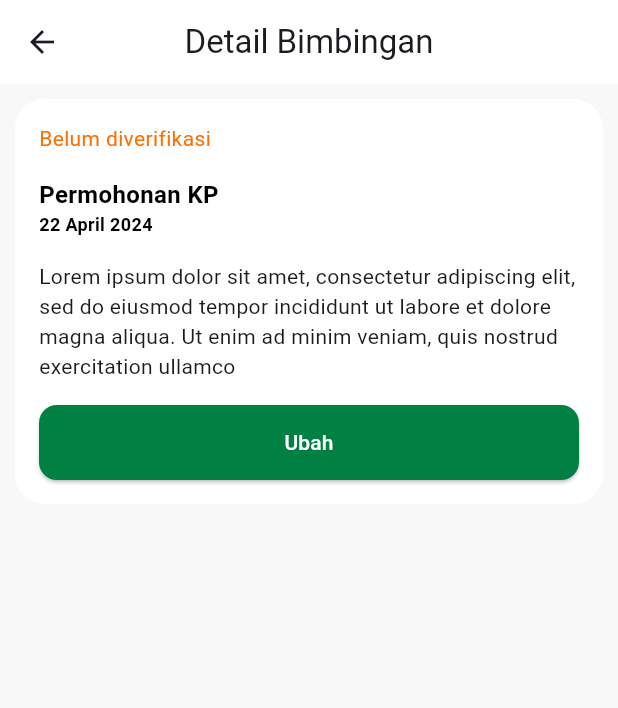
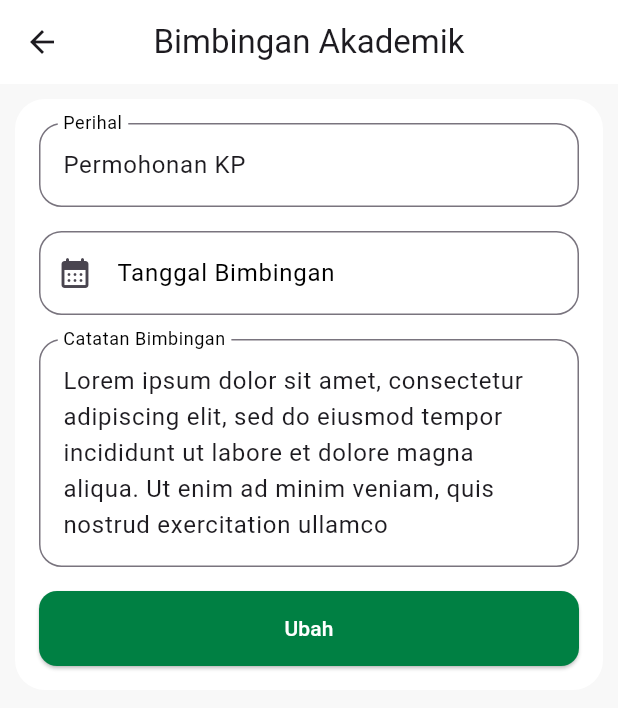
Before and after one commit to anggarmadi/pmp_project, a Flutter app: the GuidanceDetailsView screen opened by its route, after a tap on "Ubah", on a phone screen of 412 x 824 dp. Shown: the top 708 px of the screen. Run offline on Flutter 3.47's test engine with Material 3 defaults, Android fonts, the phone set to English and light mode, and no system bars; our stand-ins replace convex_bottom_bar, get; missing offline and left inert: syncfusion_flutter_pdfviewer; network calls fail.

```diff
--- /dev/null
+++ b/lib/app/modules/edit_guidance/bindings/edit_guidance_binding.dart
@@ -0,0 +1,12 @@
+import 'package:get/get.dart';
+
+import '../controllers/edit_guidance_controller.dart';
+
+class EditGuidanceBinding extends Bindings {
+  @override
+  void dependencies() {
+    Get.lazyPut<EditGuidanceController>(
+      () => EditGuidanceController(),
+    );
+  }
+}
--- /dev/null
+++ b/lib/app/modules/edit_guidance/controllers/edit_guidance_controller.dart
@@ -0,0 +1,8 @@
+import 'package:flutter/material.dart';
+import 'package:get/get.dart';
+
+class EditGuidanceController extends GetxController {
+  TextEditingController tanggalC = TextEditingController();
+  TextEditingController perihalC = TextEditingController();
+  TextEditingController catatanC = TextEditingController();
+}
--- /dev/null
+++ b/lib/app/modules/edit_guidance/views/edit_guidance_view.dart
@@ -0,0 +1,132 @@
+import 'package:flutter/material.dart';
+
+import 'package:get/get.dart';
+import 'package:intl/date_symbol_data_local.dart';
+import 'package:intl/intl.dart';
+
+import '../controllers/edit_guidance_controller.dart';
+
+class EditGuidanceView extends GetView<EditGuidanceController> {
+  const EditGuidanceView({Key? key}) : super(key: key);
+  @override
+  Widget build(BuildContext context) {
+    controller.perihalC.text = "Permohonan KP";
+    controller.catatanC.text =
+        "Lorem ipsum dolor sit amet, consectetur adipiscing elit, sed do eiusmod tempor incididunt ut labore et dolore magna aliqua. Ut enim ad minim veniam, quis nostrud exercitation ullamco ";
+    return Scaffold(
+      backgroundColor: Color(0xFFF8F8F8),
+      appBar: AppBar(
+        title: const Text('Bimbingan Akademik'),
+        centerTitle: true,
+        backgroundColor: Color(0xFFFFFFFF),
+      ),
+      body: ListView(
+        children: [
+          Container(
+            margin: EdgeInsets.all(10),
+            padding: EdgeInsets.all(16),
+            decoration: BoxDecoration(
+              color: Color(0xFFFFFFFF),
+              borderRadius: BorderRadius.circular(20),
+            ),
+            child: Column(
+              crossAxisAlignment: CrossAxisAlignment.start,
+              children: [
+                TextField(
+                  autocorrect: false,
+                  textInputAction: TextInputAction.next,
+                  controller: controller.perihalC,
+                  keyboardType: TextInputType.text,
+                  decoration: InputDecoration(
+                    hintText: "Masukan Perihal Bimbingan",
+                    labelText: "Perihal",
+                    border: OutlineInputBorder(
+                      borderRadius: BorderRadius.circular(15),
+                    ),
+                    labelStyle: new TextStyle(color: Colors.black),
+                    focusedBorder: OutlineInputBorder(
+                      borderRadius: BorderRadius.circular(15),
+                      borderSide: BorderSide(color: Color(0xFF008043)),
+                    ),
+                    // prefixIcon: Icon(Icons.mail),
+                  ),
+                ),
+                SizedBox(height: 16),
+                TextField(
+                  autocorrect: false,
+                  controller: controller.tanggalC,
+                  textInputAction: TextInputAction.next,
+                  keyboardType: TextInputType.datetime,
+                  decoration: InputDecoration(
+                    labelText: "Tanggal Bimbingan",
+                    border: OutlineInputBorder(
+                      borderRadius: BorderRadius.circular(15),
+                    ),
+                    labelStyle: new TextStyle(color: Colors.black),
+                    focusedBorder: OutlineInputBorder(
+                      borderRadius: BorderRadius.circular(15),
+                      borderSide: BorderSide(color: Color(0xFF008043)),
+                    ),
+                    prefixIcon: Icon(Icons.calendar_month_rounded),
+                  ),
+                  readOnly: true,
+                  onTap: () async {
+                    final date = await showDatePicker(
+                        context: context,
+                        firstDate: DateTime.now(),
+                        initialDate: DateTime.now(),
+                        lastDate: DateTime(2100));
+                    if (date != null) {
+                      initializeDateFormatting('id');
+                      String hasil = DateFormat.yMMMMEEEEd().format(date);
+                      controller.tanggalC.text = hasil;
+                      print(date);
+                    }
+                  },
+                ),
+                SizedBox(height: 16),
+                TextField(
+                  autocorrect: false,
+                  // textInputAction: TextInputAction.done,
+                  keyboardType: TextInputType.multiline,
+                  controller: controller.catatanC,
+                  decoration: InputDecoration(
+                    hintText: "Masukan Catatan Bimbingan",
+                    labelText: "Catatan Bimbingan",
+                    border: OutlineInputBorder(
+                      borderRadius: BorderRadius.circular(15),
+                    ),
+                    labelStyle: new TextStyle(color: Colors.black),
+                    focusedBorder: OutlineInputBorder(
+                      borderRadius: BorderRadius.circular(15),
+                      borderSide: BorderSide(color: Color(0xFF008043)),
+                    ),
+                    // prefixIcon: Icon(Icons.mail),
+                  ),
+                  maxLines: null,
+                  minLines: 4,
+                ),
+                SizedBox(height: 16),
+                ElevatedButton(
+                  onPressed: () {},
+                  child: Text(
+                    "Ubah",
+                    style: TextStyle(
+                      color: Color(0xFFFFFFFF),
+                    ),
+                  ),
+                  style: ElevatedButton.styleFrom(
+                    backgroundColor: Color(0xFF008043),
+                    shape: RoundedRectangleBorder(
+                        borderRadius: BorderRadius.circular(12)),
+                    minimumSize: Size(Get.width, 50),
+                  ),
+                )
+              ],
+            ),
+          )
+        ],
+      ),
+    );
+  }
+}
--- a/lib/app/modules/guidance_details/views/guidance_details_view.dart
+++ b/lib/app/modules/guidance_details/views/guidance_details_view.dart
@@ -1,3 +1,4 @@
+import 'package:bimbingan_akademik/app/routes/app_pages.dart';
 import 'package:flutter/material.dart';
 
 import 'package:get/get.dart';
@@ -55,7 +56,7 @@ class GuidanceDetailsView extends GetView<GuidanceDetailsController> {
                 ),
                 SizedBox(height: 16),
                 ElevatedButton(
-                  onPressed: () {},
+                  onPressed: () => Get.toNamed(Routes.EDIT_GUIDANCE),
                   child: Text(
                     "Ubah",
                     style: TextStyle(
--- a/lib/app/modules/home/views/home_view.dart
+++ b/lib/app/modules/home/views/home_view.dart
@@ -4,6 +4,7 @@ import 'package:convex_bottom_bar/convex_bottom_bar.dart';
 import 'package:flutter/material.dart';
 
 import 'package:get/get.dart';
+import 'package:syncfusion_flutter_pdfviewer/pdfviewer.dart';
 
 import '../controllers/home_controller.dart';
 
@@ -99,7 +100,7 @@ class HomeView extends GetView<HomeController> {
                           ),
                         ),
                         ElevatedButton.icon(
-                          onPressed: () {},
+                          onPressed: () => Get.toNamed(Routes.PDFVIEW),
                           icon: Icon(Icons.download, color: Colors.white),
                           label: Text("Cetak",
                               style: TextStyle(
--- a/lib/app/routes/app_routes.dart
+++ b/lib/app/routes/app_routes.dart
@@ -8,6 +8,9 @@ abstract class Routes {
   static const GUIDANCE = _Paths.GUIDANCE;
   static const GUIDANCE_DETAILS = _Paths.GUIDANCE_DETAILS;
   static const ADD_GUIDANCE = _Paths.ADD_GUIDANCE;
+  static const GUIDANCE_DETAIL = _Paths.GUIDANCE_DETAIL;
+  static const EDIT_GUIDANCE = _Paths.EDIT_GUIDANCE;
+  static const PDFVIEW = _Paths.PDFVIEW;
 }
 
 abstract class _Paths {
@@ -17,4 +20,7 @@ abstract class _Paths {
   static const GUIDANCE = '/guidance';
   static const GUIDANCE_DETAILS = '/guidance-details';
   static const ADD_GUIDANCE = '/add-guidance';
+  static const GUIDANCE_DETAIL = '/guidance-detail';
+  static const EDIT_GUIDANCE = '/edit-guidance';
+  static const PDFVIEW = '/pdfview';
 }
```
Also changed, not shown: lib/app/modules/pdfview/bindings/pdfview_binding.dart (added, +12 -0 lines), lib/app/modules/pdfview/controllers/pdfview_controller.dart (added, +23 -0 lines), lib/app/modules/pdfview/views/pdfview_view.dart (added, +22 -0 lines), lib/app/routes/app_pages.dart (+14 -0 lines), pubspec.yaml (+6 -2 lines), pubspec.lock, 7 other files.
